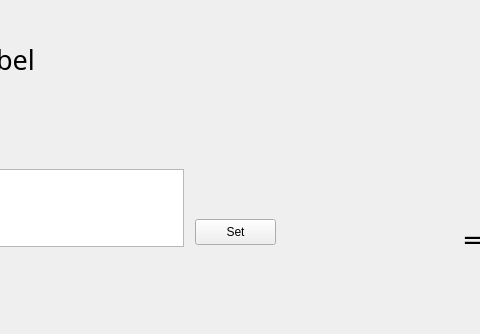
z0tedd/Software-and-administration-of-information-systems-course, file 3_semester/programmingc++/kursax/kursax/Hangman/mainwindow.ui: the form before one commit; both pictures show x 154 to 634 and y 0 to 334 of the 911 by 334 pixel window.
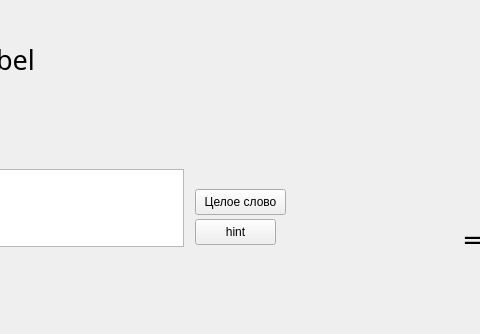
The form after the commit. The open tabs and pages were chosen to show the change.

The edit to the form file:
```diff
--- a/3_semester/programmingc++/kursax/kursax/Hangman/mainwindow.ui
+++ b/3_semester/programmingc++/kursax/kursax/Hangman/mainwindow.ui
@@ -569,7 +569,20 @@
          </rect>
         </property>
         <property name="text">
-         <string>Set</string>
+         <string>hint</string>
+        </property>
+       </widget>
+       <widget class="QPushButton" name="EnterFullWord">
+        <property name="geometry">
+         <rect>
+          <x>340</x>
+          <y>180</y>
+          <width>91</width>
+          <height>26</height>
+         </rect>
+        </property>
+        <property name="text">
+         <string>Целое слово</string>
         </property>
        </widget>
       </widget>
```
